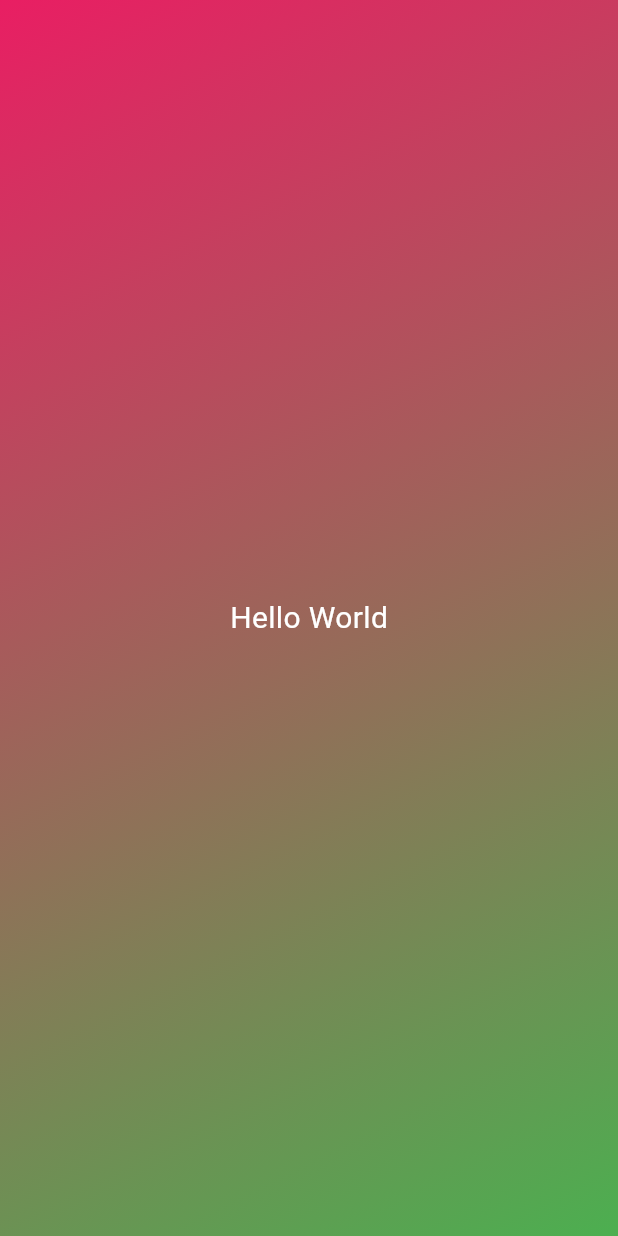
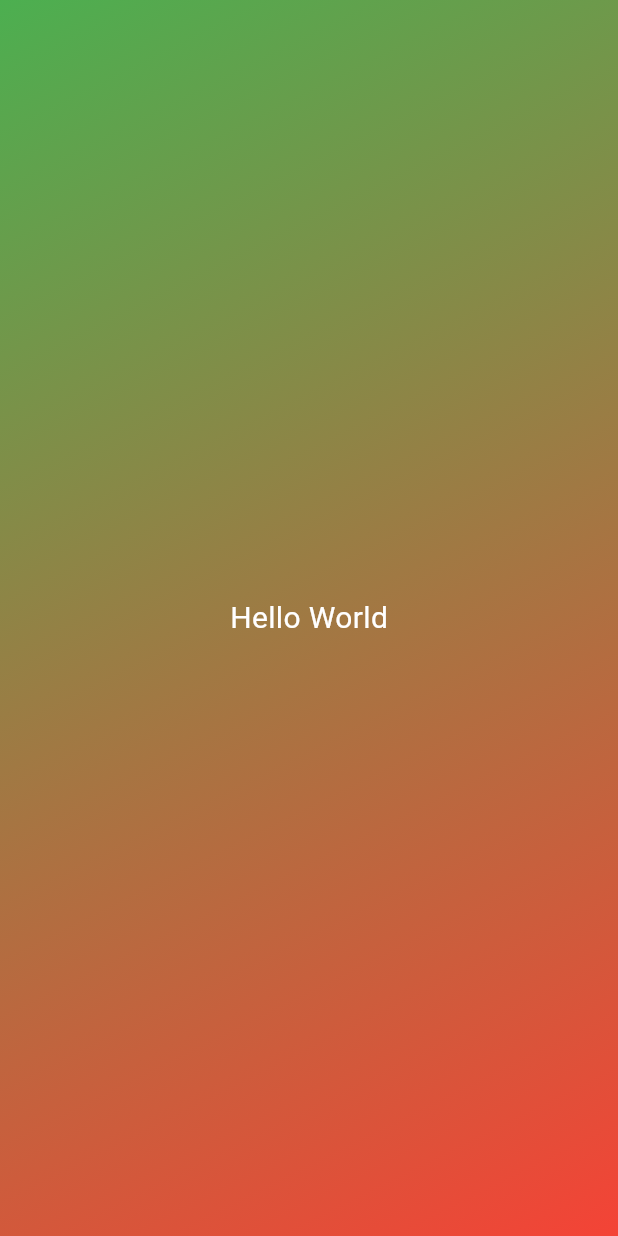
Before and after one commit to podeveloper/flutter-test, a Flutter app: the screen it shows after launch, on a phone screen of 412 x 824 dp. Run offline on Flutter 3.47's test engine with Material 3 defaults, Android fonts, the phone set to English and light mode, and no system bars; missing offline and left inert: dart:ffi.

Commit message:
Dynamic Colors For Gradient Container Widget

```diff
--- a/lib/gradient_container.dart
+++ b/lib/gradient_container.dart
@@ -1,17 +1,18 @@
+import 'dart:ffi';
+
 import 'package:flutter/material.dart';
 import 'package:test_drive/styled_text.dart';
 
 class GradientContainer extends StatelessWidget {
-  const GradientContainer({super.key});
+  const GradientContainer({super.key, required this.colors});
+
+  final List<Color> colors;
 
   @override
   Widget build(context) {
     return Container(
-      decoration: const BoxDecoration(
-        gradient: LinearGradient(colors: [
-          Colors.pink,
-          Colors.green,
-        ], begin: Alignment.topLeft, end: Alignment.bottomRight),
+      decoration: BoxDecoration(
+        gradient: LinearGradient(colors: colors, begin: Alignment.topLeft, end: Alignment.bottomRight),
       ),
       child: const Center(
         child: StyledText('Hello World'),
--- a/lib/main.dart
+++ b/lib/main.dart
@@ -5,7 +5,7 @@ void main() {
   runApp(
     const MaterialApp(
       home: Scaffold(
-        body: GradientContainer(),
+        body: GradientContainer(colors: [Colors.green, Colors.red]),
       ),
     ),
   );
```
